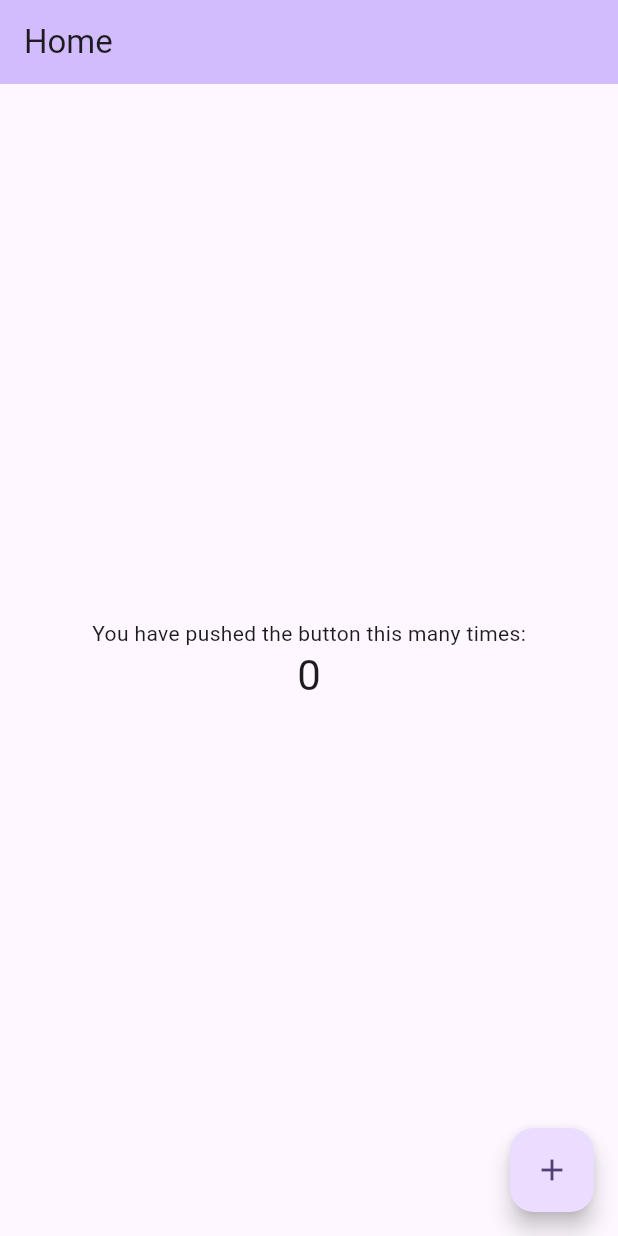
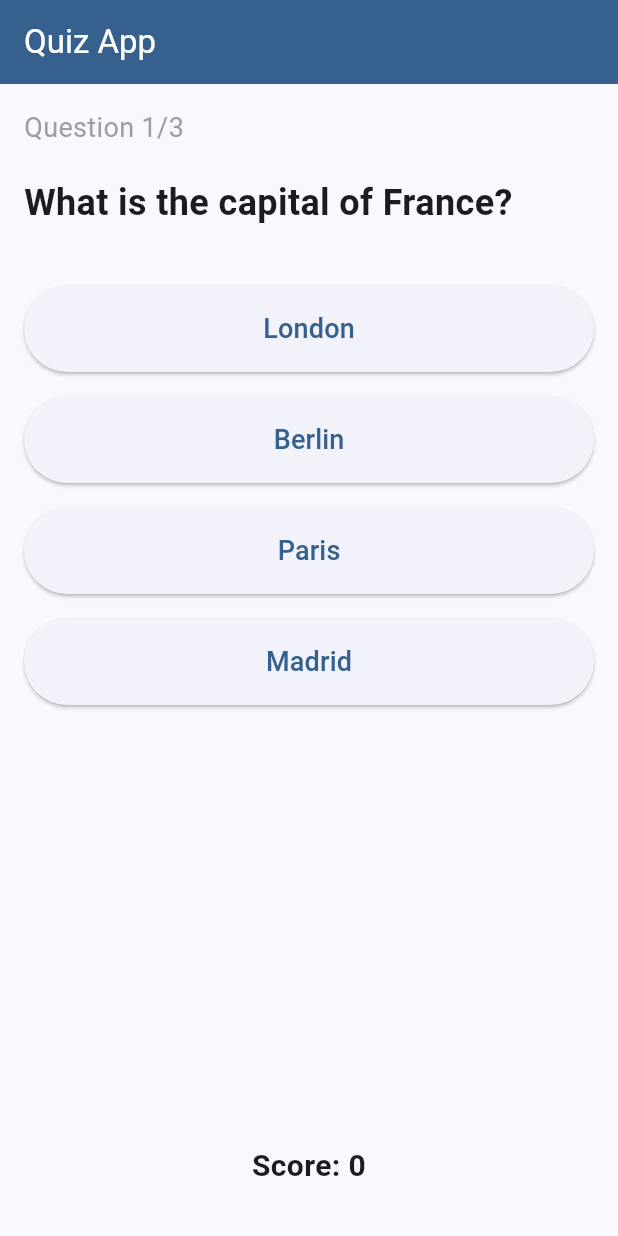
Before and after one commit to WixamsCodingClub/Quizzard-Android-Java, a Flutter app: the screen it shows after launch, on a phone screen of 412 x 824 dp. Run offline on Flutter 3.47's test engine with Material 3 defaults, Android fonts, the light colour scheme and no system bars.

Commit message:
Update main.dart

```diff
--- a/quizzard/lib/main.dart
+++ b/quizzard/lib/main.dart
@@ -1,122 +1,171 @@
 import 'package:flutter/material.dart';
 
 void main() {
-  runApp(const MyApp());
+  runApp(const QuizApp());
 }
 
-class MyApp extends StatelessWidget {
-  const MyApp({super.key});
+class QuizApp extends StatelessWidget {
+  const QuizApp({super.key});
 
-  // This widget is the root of your application.
   @override
   Widget build(BuildContext context) {
     return MaterialApp(
-      title: 'Quizzes App',
+      title: 'Quiz App',
       theme: ThemeData(
-        // This is the theme of your application.
-        //
-        // TRY THIS: Try running your application with "flutter run". You'll see
-        // the application has a purple toolbar. Then, without quitting the app,
-        // try changing the seedColor in the colorScheme below to Colors.green
-        // and then invoke "hot reload" (save your changes or press the "hot
-        // reload" button in a Flutter-supported IDE, or press "r" if you used
-        // the command line to start the app).
-        //
-        // Notice that the counter didn't reset back to zero; the application
-        // state is not lost during the reload. To reset the state, use hot
-        // restart instead.
-        //
-        // This works for code too, not just values: Most code changes can be
-        // tested with just a hot reload.
-        colorScheme: ColorScheme.fromSeed(seedColor: Colors.deepPurple),
+        colorScheme: ColorScheme.fromSeed(seedColor: Colors.blue),
+        useMaterial3: true,
       ),
-      home: const MyHomePage(title: 'Home'),
+      home: const QuizScreen(),
     );
   }
 }
 
-class MyHomePage extends StatefulWidget {
-  const MyHomePage({super.key, required this.title});
+class Question {
+  final String text;
+  final List<String> options;
+  final int correctAnswerIndex;
 
-  // This widget is the home page of your application. It is stateful, meaning
-  // that it has a State object (defined below) that contains fields that affect
-  // how it looks.
+  Question({
+    required this.text,
+    required this.options,
+    required this.correctAnswerIndex,
+  });
+}
 
-  // This class is the configuration for the state. It holds the values (in this
-  // case the title) provided by the parent (in this case the App widget) and
-  // used by the build method of the State. Fields in a Widget subclass are
-  // always marked "final".
-
-  final String title;
+class QuizScreen extends StatefulWidget {
+  const QuizScreen({super.key});
 
   @override
-  State<MyHomePage> createState() => _MyHomePageState();
+  _QuizScreenState createState() => _QuizScreenState();
 }
 
-class _MyHomePageState extends State<MyHomePage> {
-  int _counter = 0;
+class _QuizScreenState extends State<QuizScreen> {
+  int _currentQuestionIndex = 0;
+  int _score = 0;
+  bool _quizCompleted = false;
 
-  void _incrementCounter() {
+  final List<Question> _questions = [
+    Question(
+      text: "What is the capital of France?",
+      options: ["London", "Berlin", "Paris", "Madrid"],
+      correctAnswerIndex: 2,
+    ),
+    Question(
+      text: "Which planet is known as the Red Planet?",
+      options: ["Venus", "Mars", "Jupiter", "Saturn"],
+      correctAnswerIndex: 1,
+    ),
+    Question(
+      text: "Who painted the Mona Lisa?",
+      options: [
+        "Vincent van Gogh",
+        "Pablo Picasso",
+        "Leonardo da Vinci",
+        "Michelangelo"
+      ],
+      correctAnswerIndex: 2,
+    ),
+  ];
+
+  void _answerQuestion(int selectedIndex) {
+    if (_currentQuestionIndex < _questions.length - 1) {
       setState(() {
-      // This call to setState tells the Flutter framework that something has
-      // changed in this State, which causes it to rerun the build method below
-      // so that the display can reflect the updated values. If we changed
-      // _counter without calling setState(), then the build method would not be
-      // called again, and so nothing would appear to happen.
-      _counter++;
+        if (selectedIndex == _questions[_currentQuestionIndex].correctAnswerIndex) {
+          _score++;
+        }
+        _currentQuestionIndex++;
+      });
+    } else {
+      setState(() {
+        _quizCompleted = true;
+      });
+    }
+  }
+
+  void _restartQuiz() {
+    setState(() {
+      _currentQuestionIndex = 0;
+      _score = 0;
+      _quizCompleted = false;
     });
   }
 
   @override
   Widget build(BuildContext context) {
-    // This method is rerun every time setState is called, for instance as done
-    // by the _incrementCounter method above.
-    //
-    // The Flutter framework has been optimized to make rerunning build methods
-    // fast, so that you can just rebuild anything that needs updating rather
-    // than having to individually change instances of widgets.
     return Scaffold(
       appBar: AppBar(
-        // TRY THIS: Try changing the color here to a specific color (to
-        // Colors.amber, perhaps?) and trigger a hot reload to see the AppBar
-        // change color while the other colors stay the same.
-        backgroundColor: Theme.of(context).colorScheme.inversePrimary,
-        // Here we take the value from the MyHomePage object that was created by
-        // the App.build method, and use it to set our appbar title.
-        title: Text(widget.title),
+        title: const Text('Quiz App'),
+        backgroundColor: Theme.of(context).colorScheme.primary,
+        foregroundColor: Colors.white,
       ),
-      body: Center(
-        // Center is a layout widget. It takes a single child and positions it
-        // in the middle of the parent.
+      body: Padding(
+        padding: const EdgeInsets.all(16.0),
+        child: _quizCompleted
+            ? Center(
                 child: Column(
-          // Column is also a layout widget. It takes a list of children and
-          // arranges them vertically. By default, it sizes itself to fit its
-          // children horizontally, and tries to be as tall as its parent.
-          //
-          // Column has various properties to control how it sizes itself and
-          // how it positions its children. Here we use mainAxisAlignment to
-          // center the children vertically; the main axis here is the vertical
-          // axis because Columns are vertical (the cross axis would be
-          // horizontal).
-          //
-          // TRY THIS: Invoke "debug painting" (choose the "Toggle Debug Paint"
-          // action in the IDE, or press "p" in the console), to see the
-          // wireframe for each widget.
                   mainAxisAlignment: MainAxisAlignment.center,
-          children: <Widget>[
-            const Text('You have pushed the button this many times:'),
+                  children: [
                     Text(
-              '$_counter',
+                      "Quiz Completed!",
                       style: Theme.of(context).textTheme.headlineMedium,
+                    ),
+                    const SizedBox(height: 20),
+                    Text(
+                      "Your Score: $_score/${_questions.length}",
+                      style: const TextStyle(fontSize: 24),
+                    ),
+                    const SizedBox(height: 30),
+                    ElevatedButton(
+                      onPressed: _restartQuiz,
+                      child: const Text("Restart Quiz"),
+                    ),
+                  ],
+                ),
+              )
+            : Column(
+                crossAxisAlignment: CrossAxisAlignment.stretch,
+                children: [
+                  Text(
+                    "Question ${_currentQuestionIndex + 1}/${_questions.length}",
+                    style: const TextStyle(fontSize: 18, color: Colors.grey),
+                  ),
+                  const SizedBox(height: 20),
+                  Text(
+                    _questions[_currentQuestionIndex].text,
+                    style: const TextStyle(fontSize: 24, fontWeight: FontWeight.bold),
+                  ),
+                  const SizedBox(height: 30),
+                  Expanded(
+                    child: ListView.builder(
+                      itemCount: _questions[_currentQuestionIndex].options.length,
+                      itemBuilder: (context, index) {
+                        return Padding(
+                          padding: const EdgeInsets.symmetric(vertical: 8.0),
+                          child: ElevatedButton(
+                            onPressed: () => _answerQuestion(index),
+                            style: ElevatedButton.styleFrom(
+                              padding: const EdgeInsets.symmetric(vertical: 16),
+                            ),
+                            child: Text(
+                              _questions[_currentQuestionIndex].options[index],
+                              style: const TextStyle(fontSize: 18),
+                            ),
+                          ),
+                        );
+                      },
+                    ),
+                  ),
+                  Padding(
+                    padding: const EdgeInsets.symmetric(vertical: 16.0),
+                    child: Text(
+                      "Score: $_score",
+                      style: const TextStyle(fontSize: 20, fontWeight: FontWeight.bold),
+                      textAlign: TextAlign.center,
+                    ),
                   ),
                 ],
               ),
       ),
-      floatingActionButton: FloatingActionButton(
-        onPressed: _incrementCounter,
-        tooltip: 'Increment',
-        child: const Icon(Icons.add),
-      ), // This trailing comma makes auto-formatting nicer for build methods.
     );
   }
 }
```
Lines whose indentation alone changed are shown as unchanged.
